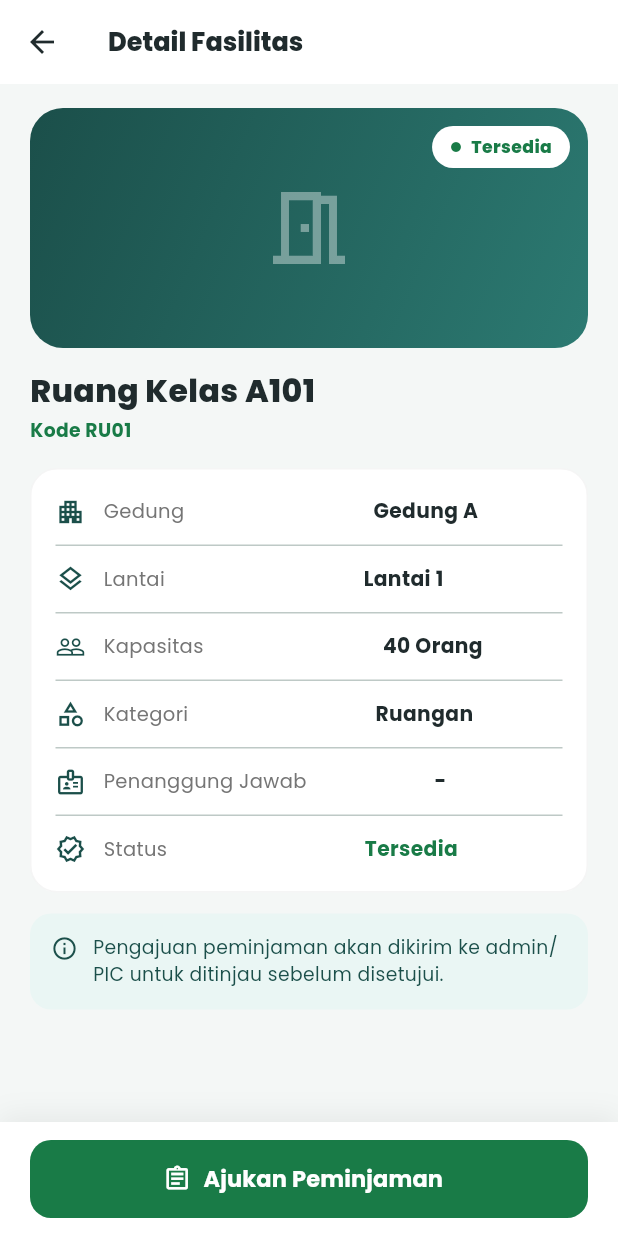
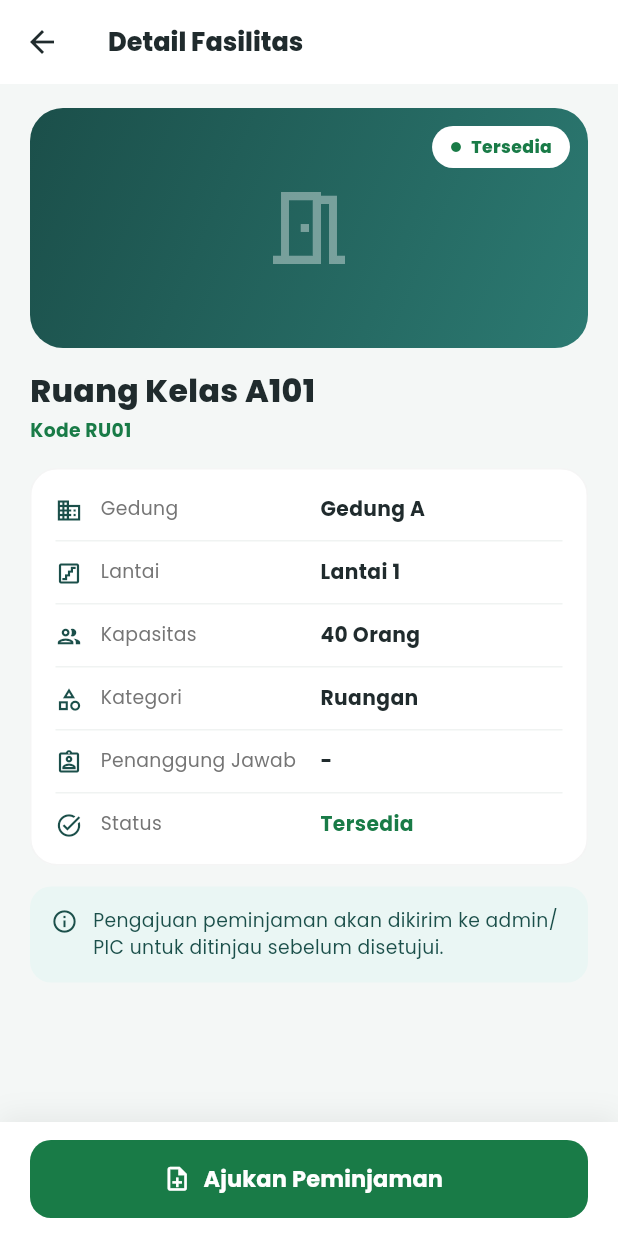
Before and after one commit to JaqAnn123/PBL303-SPARA-Mobile, a Flutter app: the FacilityDetailPage screen opened directly with sample values from the repository, on a phone screen of 412 x 824 dp. Run offline on Flutter 3.47's test engine with Material 3 defaults, Android fonts, the phone set to English and light mode, and no system bars; our stand-ins replace google_fonts, pdf, printing, shared_preferences; accounts and stored records are empty.

Commit message:
edit detail ruangan/pralatan

```diff
--- a/spara_mobile/lib/pages/facility_detail_page.dart
+++ b/spara_mobile/lib/pages/facility_detail_page.dart
@@ -91,10 +91,6 @@ class _FacilityDetailPageState extends State<FacilityDetailPage> {
           ),
           const SizedBox(height: 16),
           _buildInfoCard(),
-          if ((_facility.description ?? '').trim().isNotEmpty) ...[
-            const SizedBox(height: 14),
-            _buildDescriptionCard(),
-          ],
           if (_isRoom && _facility.facilities.isNotEmpty) ...[
             const SizedBox(height: 14),
             _buildFacilitiesCard(),
@@ -123,7 +119,9 @@ class _FacilityDetailPageState extends State<FacilityDetailPage> {
         children: [
           Center(
             child: Icon(
-              _isRoom ? Icons.meeting_room_outlined : Icons.devices_outlined,
+              _isRoom
+                  ? Icons.meeting_room_outlined
+                  : Icons.devices_other_outlined,
               size: 64,
               color: Colors.white38,
             ),
@@ -160,7 +158,9 @@ class _FacilityDetailPageState extends State<FacilityDetailPage> {
   }
 
   Widget _buildInfoCard() {
+    final description = (_facility.description ?? '').trim();
     return Container(
+      key: const ValueKey('facility-info-card'),
       padding: const EdgeInsets.symmetric(horizontal: 16, vertical: 6),
       decoration: BoxDecoration(
         color: Colors.white,
@@ -169,24 +169,66 @@ class _FacilityDetailPageState extends State<FacilityDetailPage> {
       ),
       child: Column(
         children: [
-          _infoRow(Icons.apartment_outlined, 'Gedung', _facility.building),
+          _infoRow(Icons.domain_outlined, 'Gedung', _facility.building),
           if (_isRoom)
-            _infoRow(Icons.layers_outlined, 'Lantai', _facility.floor),
+            _infoRow(Icons.stairs_outlined, 'Lantai', _facility.floor),
           if (_isRoom)
-            _infoRow(Icons.people_outline, 'Kapasitas', _facility.capacity),
+            _infoRow(Icons.people_outlined, 'Kapasitas', _facility.capacity),
           _infoRow(Icons.category_outlined, 'Kategori', _facility.type),
           _infoRow(
-            Icons.badge_outlined,
+            Icons.assignment_ind_outlined,
             'Penanggung Jawab',
             (_facility.pic ?? '').trim().isEmpty ? '-' : _facility.pic!,
           ),
           _infoRow(
-            Icons.verified_outlined,
+            Icons.task_alt_outlined,
             'Status',
             _facility.status,
             valueColor: _statusColor,
-            showDivider: false,
+            showDivider: description.isNotEmpty,
           ),
+          if (description.isNotEmpty)
+            Padding(
+              padding: const EdgeInsets.only(top: 12, bottom: 14),
+              child: Row(
+                crossAxisAlignment: CrossAxisAlignment.start,
+                children: [
+                  const Padding(
+                    padding: EdgeInsets.only(top: 1),
+                    child: Icon(
+                      Icons.description_outlined,
+                      size: 18,
+                      color: AppColors.darkTeal,
+                    ),
+                  ),
+                  const SizedBox(width: 12),
+                  Expanded(
+                    child: Column(
+                      crossAxisAlignment: CrossAxisAlignment.start,
+                      children: [
+                        const Text(
+                          'Deskripsi',
+                          style: TextStyle(
+                            color: AppColors.textGrey,
+                            fontSize: 12.5,
+                            height: 1.35,
+                          ),
+                        ),
+                        const SizedBox(height: 4),
+                        Text(
+                          description,
+                          style: const TextStyle(
+                            color: AppColors.textDark,
+                            fontSize: 13,
+                            height: 1.5,
+                          ),
+                        ),
+                      ],
+                    ),
+                  ),
+                ],
+              ),
+            ),
         ],
       ),
     );
@@ -202,59 +244,44 @@ class _FacilityDetailPageState extends State<FacilityDetailPage> {
     return Column(
       children: [
         Padding(
-          padding: const EdgeInsets.symmetric(vertical: 12),
+          padding: const EdgeInsets.symmetric(vertical: 11),
           child: Row(
+            crossAxisAlignment: CrossAxisAlignment.start,
             children: [
-              Icon(icon, size: 20, color: AppColors.darkTeal),
+              Padding(
+                padding: const EdgeInsets.only(top: 1),
+                child: Icon(icon, size: 18, color: AppColors.darkTeal),
+              ),
               const SizedBox(width: 12),
-              Text(
-                label,
-                style: const TextStyle(color: AppColors.textGrey, fontSize: 13),
+              Expanded(
+                flex: 5,
+                child: Text(
+                  label,
+                  style: const TextStyle(
+                    color: AppColors.textGrey,
+                    fontSize: 12.5,
+                    height: 1.35,
+                  ),
+                ),
               ),
-              const Spacer(),
-              Flexible(
+              const SizedBox(width: 12),
+              Expanded(
+                flex: 6,
                 child: Text(
                   value,
-                  textAlign: TextAlign.right,
                   style: TextStyle(
                     color: valueColor ?? AppColors.textDark,
                     fontSize: 13.5,
                     fontWeight: FontWeight.w700,
+                    height: 1.35,
                   ),
                 ),
               ),
             ],
           ),
         ),
-        if (showDivider) const Divider(height: 1),
+        if (showDivider) const Divider(height: 1, color: Color(0xFFF0F3F2)),
       ],
-    );
-  }
-
-  Widget _buildDescriptionCard() {
-    return Container(
-      width: double.infinity,
-      padding: const EdgeInsets.all(16),
-      decoration: BoxDecoration(
-        color: Colors.white,
-        borderRadius: BorderRadius.circular(18),
-        border: Border.all(color: Colors.black.withValues(alpha: 0.04)),
-      ),
-      child: Column(
-        crossAxisAlignment: CrossAxisAlignment.start,
-        children: [
-          _cardTitle('Deskripsi'),
-          const SizedBox(height: 8),
-          Text(
-            _facility.description!.trim(),
-            style: const TextStyle(
-              color: AppColors.textGrey,
-              fontSize: 13,
-              height: 1.5,
-            ),
-          ),
-        ],
-      ),
     );
   }
 
@@ -312,7 +339,7 @@ class _FacilityDetailPageState extends State<FacilityDetailPage> {
       child: Row(
         crossAxisAlignment: CrossAxisAlignment.start,
         children: [
-          const Icon(Icons.info_outline, size: 18, color: AppColors.darkTeal),
+          const Icon(Icons.info_outlined, size: 18, color: AppColors.darkTeal),
           const SizedBox(width: 10),
           const Expanded(
             child: Text(
@@ -366,7 +393,7 @@ class _FacilityDetailPageState extends State<FacilityDetailPage> {
                 onPressed: _isAvailable && !_openingForm
                     ? _openBookingForm
                     : null,
-                icon: const Icon(Icons.assignment_outlined, size: 19),
+                icon: const Icon(Icons.note_add_outlined, size: 19),
                 label: Text(
                   _isAvailable ? 'Ajukan Peminjaman' : 'Tidak Tersedia',
                   style: const TextStyle(
```
Also changed, not shown: 1 other file.
